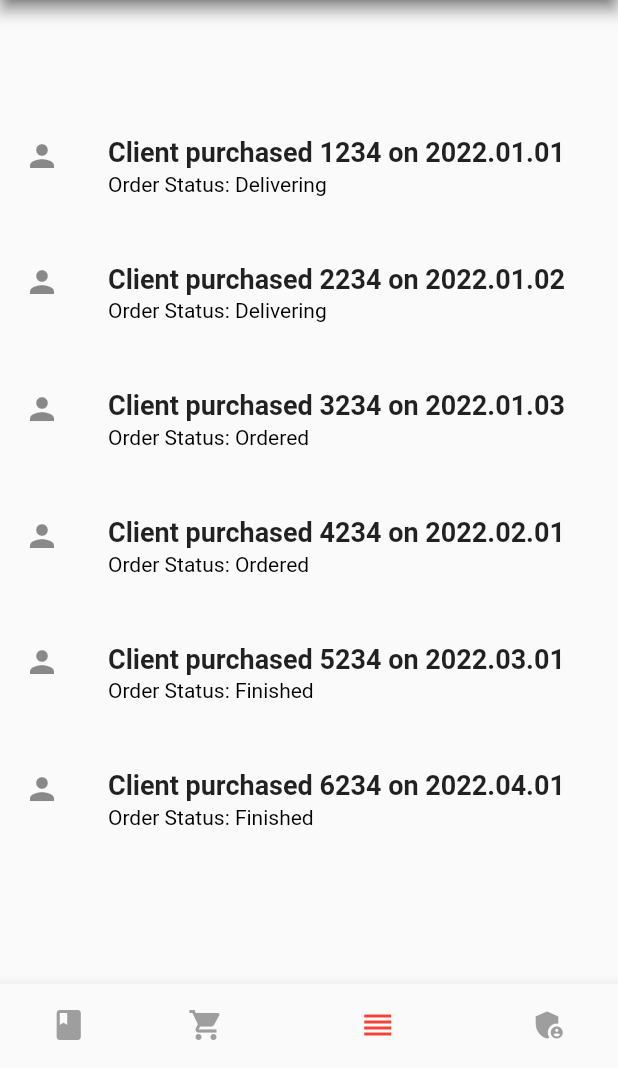
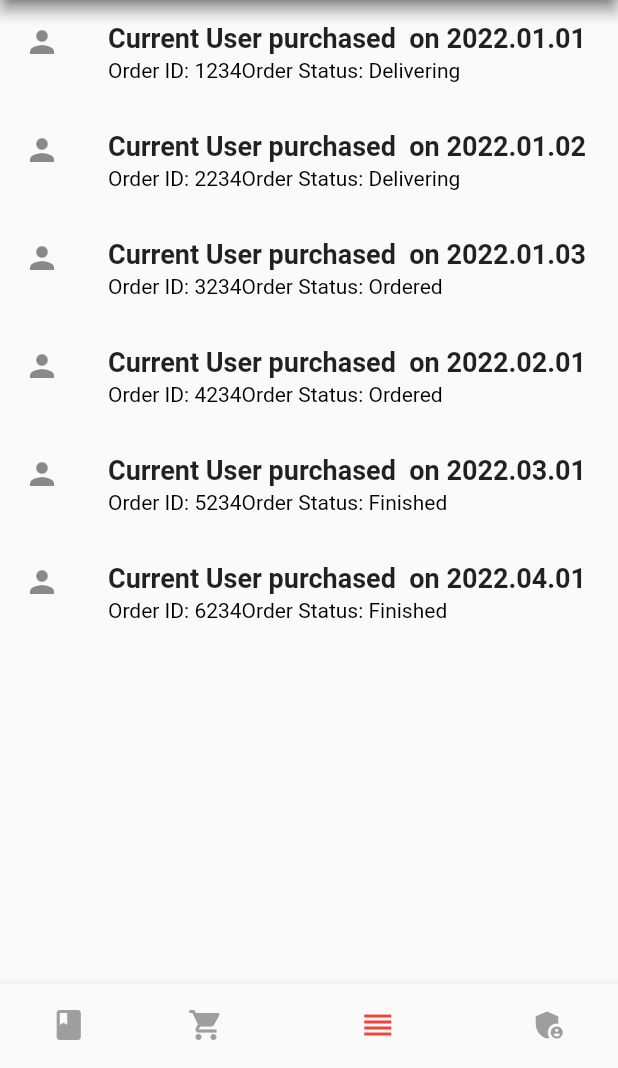
Before and after one commit to yuchenwzt/CSI5112_Team_Project, a Flutter app: the MainPage screen opened directly, item 3 of the bottom bar chosen, on a phone screen of 412 x 824 dp, the part 168-1236 px from its top. Run offline on Flutter 3.47's test engine with Material 2 defaults, Android fonts, the phone set to English and light mode, and no system bars; our stand-ins replace multi_select_flutter; network calls fail.

Commit message:
fix bugs

```diff
--- a/lib/CartPage.dart
+++ b/lib/CartPage.dart
@@ -18,6 +18,10 @@ class CartPageState extends State<CartPage> implements ItemsListViewContract {
     _presenter.loadItems();
   }
 
+  CartPageState() {
+    _presenter = ItemsListPresenter(this);
+  }
+
   @override
   Widget build(BuildContext context) {
     return const Text("Cart");
--- a/lib/view/item_detail_page/payment_success_page.dart
+++ b/lib/view/item_detail_page/payment_success_page.dart
@@ -1,5 +1,5 @@
 import 'package:flutter/material.dart';
-import '../item_page/Item_page.dart';
+import '../item_page/item_page.dart';
 import '../order_page/order_page.dart';
 
 class PaymentPage extends StatelessWidget {
@@ -65,7 +65,7 @@ class PaymentPage extends StatelessWidget {
                   onPressed: () {
                     Navigator.of(context).pushAndRemoveUntil(
                       MaterialPageRoute(
-                        builder: (context) => const OrderPage()),
+                        builder: (context) => const OrderPage(isMerchant: true,)),
                       (route) => route == null);
                   },
                 ),
--- a/lib/view/item_page/item_card.dart
+++ b/lib/view/item_page/item_card.dart
@@ -1,6 +1,6 @@
 import 'package:flutter/material.dart';
 import '../../data/item_data.dart';
-import 'Item_edit.dart';
+import 'item_edit.dart';
 import '../item_detail_page/item_detail_page.dart';
 
 class ItemCard extends StatefulWidget {
--- a/lib/view/item_page/Item_filter_panel.dart
+++ b/lib/view/item_page/item_filter_panel.dart
@@ -1,7 +1,7 @@
 import 'package:flutter/material.dart';
 import '../../data/item_data.dart';
 import 'item_card.dart';
-import 'Item_edit.dart';
+import 'item_edit.dart';
 import '../../components/invisible_dropdown.dart';
 
 class ItemFilterPanel extends StatefulWidget {
--- a/lib/view/item_page/Item_page.dart
+++ b/lib/view/item_page/item_page.dart
@@ -1,7 +1,7 @@
 import 'package:flutter/material.dart';
 import '../../data/item_data.dart';
 import '../../module/item_presenter.dart';
-import 'Item_filter_panel.dart';
+import 'item_filter_panel.dart';
 import '../../components/search_bar.dart';
 
 class ItemPage extends StatefulWidget {
--- a/lib/view/main_page.dart
+++ b/lib/view/main_page.dart
@@ -1,5 +1,5 @@
 import 'package:flutter/material.dart';
-import 'item_page/Item_page.dart';
+import 'item_page/item_page.dart';
 import 'order_page/order_page.dart';
 import '../CartPage.dart';
 import '../UserPage.dart';
@@ -47,7 +47,7 @@ class MainPageState extends State<MainPage> {
     List pages = [
       ItemPage(isMerchant: widget.isMerchant),
       const CartPage(),
-      const OrderPage(),
+      OrderPage(isMerchant: widget.isMerchant),
       const UserPage(),
     ];
     return Scaffold(
--- a/lib/view/order_page/order_filter_panel.dart
+++ b/lib/view/order_page/order_filter_panel.dart
@@ -2,20 +2,15 @@ import 'package:flutter/material.dart';
 import '../../data/order_data.dart';
 
 class OrderFilterPanel extends StatelessWidget {
-  const OrderFilterPanel({ Key? key, required this.orders }) : super(key: key);
+  const OrderFilterPanel({ Key? key, required this.orders, required this.isMerchant }) : super(key: key);
 
   final List<Order> orders;
+  final bool isMerchant;
 
   @override
   @override
   Widget build(BuildContext context) {
-    return GridView(
-        gridDelegate: const SliverGridDelegateWithFixedCrossAxisCount(
-          crossAxisCount: 1,
-          mainAxisSpacing: 2,
-          childAspectRatio: 5 / 1,
-        ),
-        shrinkWrap: true,
+    return ListView(
         children: buildOrderList(),
       );
   }
@@ -23,9 +18,12 @@ class OrderFilterPanel extends StatelessWidget {
   List<ListTile> buildOrderList() {
     return orders.map((ordersState) => ListTile(
       leading: const Icon(Icons.person),
-      title: Text("Client" + ordersState.itemId + " purchased " + ordersState.orderId + " on " + ordersState.purchaseDate,
+      title: isMerchant ? Text("Client " + ordersState.userId + " purchased " + ordersState.itemId + " on " + ordersState.purchaseDate,
+        style: const TextStyle(fontSize: 18, fontWeight: FontWeight.bold))
+        :
+        Text("Current User purchased " + ordersState.itemId + " on " + ordersState.purchaseDate,
         style: const TextStyle(fontSize: 18, fontWeight: FontWeight.bold)),
-      subtitle: Text("Order Status: " + ordersState.purchaseStatus,
+      subtitle: Text("Order ID: " + ordersState.orderId + "Order Status: " + ordersState.purchaseStatus,
         style: const TextStyle(fontSize: 14, color: Colors.black)
       )
     )).toList();
--- a/lib/view/order_page/order_page.dart
+++ b/lib/view/order_page/order_page.dart
@@ -6,7 +6,9 @@ import '../../components/search_bar.dart';
 import './order_filter_panel.dart';
 
 class OrderPage extends StatefulWidget {
-  const OrderPage({ Key? key }) : super(key: key);
+  const OrderPage({ Key? key, required this.isMerchant }) : super(key: key);
+
+  final bool isMerchant;
 
   @override
   OrderPageState createState() => OrderPageState();
@@ -36,7 +38,7 @@ class OrderPageState extends State<OrderPage> implements OrdersListViewContract
         flexibleSpace: SearchBar(searchItems: ordersReceived, onSearchFinish: (value) => updateItemList(value), filterType: "order"),
       ),
       body: Center(
-        child: OrderFilterPanel(orders: ordersFiltered),
+        child: OrderFilterPanel(orders: ordersFiltered, isMerchant: widget.isMerchant),
       ),
     );
   }
```
Also changed, not shown: lib/components/search_bar.dart (+7 -9 lines), lib/view/item_page/item_edit.dart (renamed from lib/view/item_page/Item_edit.dart).
